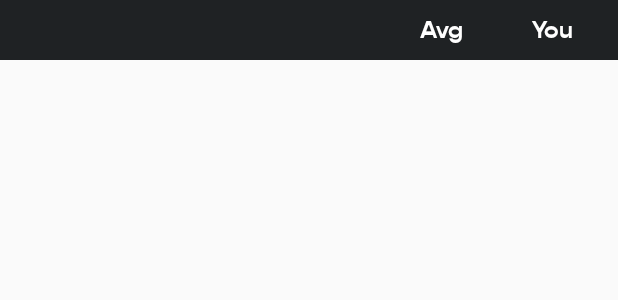
After one commit to MehulKK/SpinWheel, an Android app: the layout category_header.xml on its own in the app's theme, with its tools: preview values and no code run, on a phone screen of 412 x 824 dp. The commit adds this screen. Shown: the top 300 px of the screen. Run offline under Robolectric (Android 15) with nearby library versions, the phone set to English and light mode, and no system bars.

Commit message:
- https://klover.atlassian.net/browse/KMA-12

```diff
--- a/mwheel/build.gradle
+++ b/mwheel/build.gradle
@@ -45,7 +45,7 @@ def githubProperties = new Properties()
 githubProperties.load(new FileInputStream(rootProject.file("github.properties"))) //Set env variable GPR_USER & GPR_API_KEY if not adding a properties file
 
 def getVersionName = { ->
-    return "1.0.17" // Replace with version Name
+    return "1.0.18" // Replace with version Name
 }
 
 def getArtificatId = { ->
--- a/mwheel/src/main/java/com/macv/category/CategoryItem.kt
+++ b/mwheel/src/main/java/com/macv/category/CategoryItem.kt
@@ -1,15 +1,21 @@
 package com.macv.category
 
+import android.graphics.Color
 import android.os.Parcelable
 import com.google.gson.annotations.SerializedName
+import com.macv.mwheel.R
 import kotlinx.android.parcel.Parcelize
 
 @Parcelize
 data class CategoryItem(
         @SerializedName("id") val id: Int = 0,
         @SerializedName("emoji") val emoji: String = "",
+        @SerializedName("iconBackgroundColor") val iconBackgroundColor : Int = R.color.category_image_bg,
         @SerializedName("name") val name: String = "",
+        @SerializedName("amount") val amount: String = "",
         @SerializedName("avgPercent") val avgPercent: String = "",
         @SerializedName("yourPercent") val yourPercent: String = "",
+        @SerializedName("avgTextColor") val avgTextColor: Int = R.color.textPrimary,
+        @SerializedName("youTextColor") val youTextColor: Int = R.color.textPrimary,
         @SerializedName("monthlyOverSpendDollar") val monthlyOverSpendDollar: String = ""
 ) : Parcelable
--- /dev/null
+++ b/mwheel/src/main/res/layout/category_header.xml
@@ -0,0 +1,65 @@
+<?xml version="1.0" encoding="utf-8"?>
+<layout>
+
+    <data>
+
+        <variable
+            name="clickHandler"
+            type="android.view.View.OnClickListener" />
+    </data>
+
+    <LinearLayout xmlns:android="http://schemas.android.com/apk/res/android"
+        xmlns:tools="http://schemas.android.com/tools"
+        android:layout_width="match_parent"
+        android:layout_height="wrap_content"
+        android:background="@color/item_bg"
+        android:gravity="center_vertical"
+        android:orientation="horizontal"
+        android:paddingStart="12dp"
+        android:paddingEnd="12dp">
+
+        <androidx.appcompat.widget.AppCompatTextView
+            android:id="@+id/imgCategory"
+            android:layout_width="40dp"
+            android:layout_height="40dp"
+            android:gravity="center"
+            android:textColor="@color/textPrimary"
+            android:visibility="invisible"
+            tools:text="G" />
+
+        <LinearLayout
+            android:layout_width="0dp"
+            android:layout_height="wrap_content"
+            android:layout_marginStart="10dp"
+            android:layout_marginLeft="10dp"
+            android:layout_weight="3"
+            android:orientation="vertical"
+            android:visibility="invisible"/>
+
+        <androidx.appcompat.widget.AppCompatTextView
+            android:id="@+id/txtAvg"
+            android:layout_width="0dp"
+            android:layout_height="wrap_content"
+            android:layout_marginStart="10dp"
+            android:layout_marginLeft="10dp"
+            android:layout_weight="1"
+            android:fontFamily="@font/gopher_bold"
+            android:gravity="center"
+            android:text="@string/header_avg"
+            android:textColor="@color/textPrimary"
+            android:textSize="16sp"/>
+
+        <androidx.appcompat.widget.AppCompatTextView
+            android:id="@+id/txtYou"
+            android:layout_width="0dp"
+            android:layout_height="wrap_content"
+            android:layout_marginStart="10dp"
+            android:layout_marginLeft="10dp"
+            android:layout_weight="1"
+            android:fontFamily="@font/gopher_bold"
+            android:gravity="center"
+            android:text="@string/header_you"
+            android:textColor="@color/textPrimary"
+            android:textSize="16sp" />
+    </LinearLayout>
+</layout>
--- a/mwheel/src/main/res/values/attrs.xml
+++ b/mwheel/src/main/res/values/attrs.xml
@@ -11,6 +11,7 @@
 
     <declare-styleable name="CategoryComponent">
         <attr name="showFooter" format="boolean" />
+        <attr name="showHeader" format="boolean" />
     </declare-styleable>
 
 
--- a/mwheel/src/main/res/values/color.xml
+++ b/mwheel/src/main/res/values/color.xml
@@ -22,11 +22,14 @@
     <color name="backgroundDisabled">#353535</color>
 
     <color name="textPrimary">#FFFFFF</color>
+    <color name="textPrimary50">#80FFFFFF</color>
     <color name="textSecondary">#999999</color>
     <color name="textDisabled">#666666</color>
 
     <color name="textPrimaryInverse">@color/backgroundPrimary</color>
     <color name="backgroundPrimaryInverse">@color/textPrimary</color>
+
+    <color name="category_image_bg">#313436</color>
 
 
     <!-- Brand -->
--- a/mwheel/src/main/res/values/strings.xml
+++ b/mwheel/src/main/res/values/strings.xml
@@ -2,4 +2,8 @@
     <string name="app_name">SpinWheel</string>
     <string name="success_action">Claim 🏆 %s</string>
     <string name="default_action">%s + 🏆 %s</string>
+
+    <!--Category Component-->
+    <string name="header_you">You</string>
+    <string name="header_avg">Avg</string>
 </resources>
```
Also changed, not shown: app/src/main/java/com/macv/wheeldemo/CategoryComponentActivity.kt (+28 -3 lines), mwheel/src/main/java/com/macv/base/BaseRecyclerAdapter.kt (+45 -0 lines), mwheel/src/main/java/com/macv/category/CategoryAdapter.kt (+34 -1 lines), mwheel/src/main/java/com/macv/category/CategoryComponent.kt (+6 -1 lines), mwheel/src/main/res/drawable/ic_category_image_placeholder.xml (+12 -9 lines), mwheel/src/main/res/layout/list_item.xml (+32 -9 lines), 1 other file.
